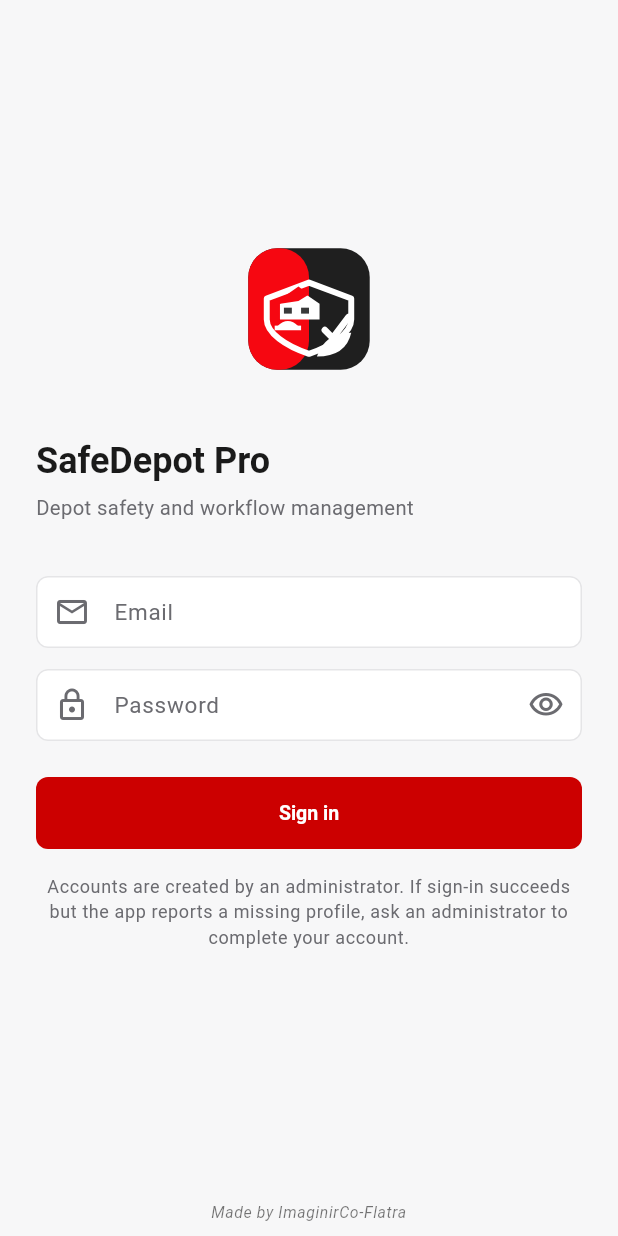
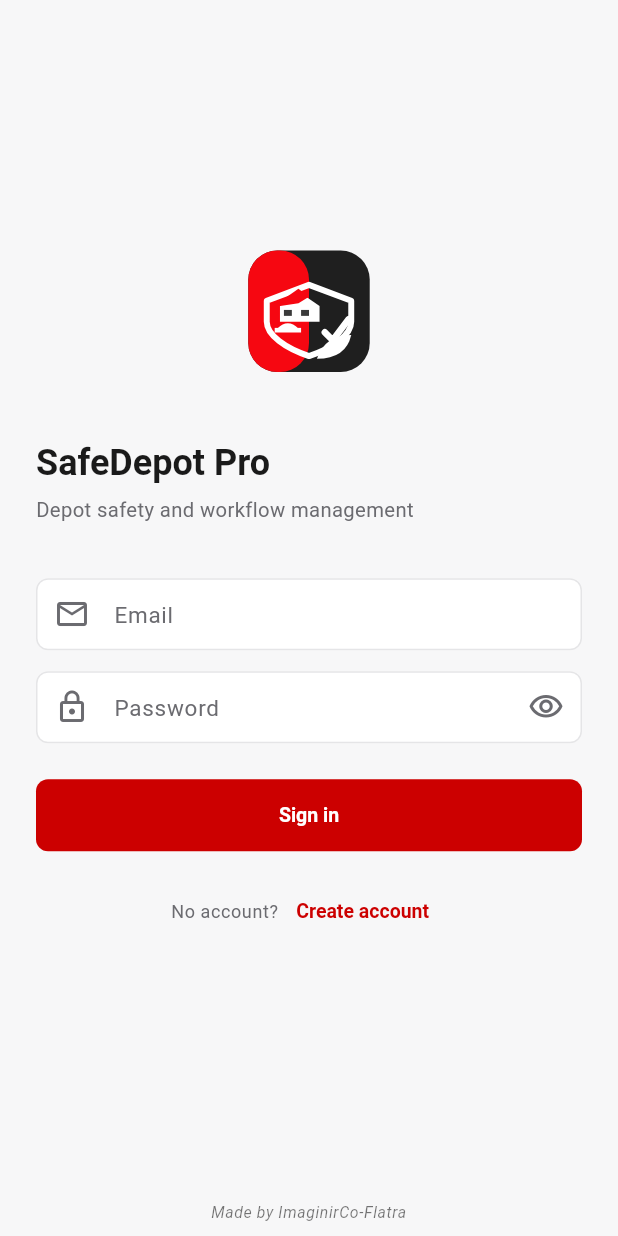
Before and after one commit to Clintoniwoloma001/SafeDepotPro, a Flutter app: the LoginScreen screen opened directly, on a phone screen of 412 x 824 dp. Run offline on Flutter 3.47's test engine with Material 3 defaults, Android fonts, the phone set to English and light mode, and no system bars; our stand-ins replace flutter_local_notifications, flutter_riverpod, flutter_secure_storage, geolocator, go_router, image_picker and 7 more; missing offline and left inert: shorebird_code_push; accounts and stored records are empty.

Commit message:
feat: signup restriction, user approval, user management performance

```diff
--- a/lib/features/auth/login_screen.dart
+++ b/lib/features/auth/login_screen.dart
@@ -4,6 +4,7 @@
 // Contact: +2349025975247
 import 'package:flutter/material.dart';
 import 'package:flutter_riverpod/flutter_riverpod.dart';
+import 'package:go_router/go_router.dart';
 
 import '../../core/branding/app_logo.dart';
 import '../../core/branding/build_integrity.dart';
@@ -11,6 +12,7 @@ import '../../core/branding/credit_footer.dart';
 import '../../data/repositories/auth_repository.dart';
 import '../../providers/providers.dart';
 import '../shared/ui_kit.dart';
+import '../../core/router/routes.dart';
 
 /// Email/password sign-in.
 ///
@@ -165,14 +167,18 @@ class _LoginScreenState extends ConsumerState<LoginScreen> {
                         : const Text('Sign in'),
                   ),
                   const SizedBox(height: 16),
-                  Text(
-                    'Accounts are created by an administrator. If sign-in '
-                    'succeeds but the app reports a missing profile, ask an '
-                    'administrator to complete your account.',
-                    style: theme.textTheme.bodySmall?.copyWith(
-                      color: theme.colorScheme.onSurfaceVariant,
-                    ),
-                    textAlign: TextAlign.center,
+                  Row(
+                    mainAxisAlignment: MainAxisAlignment.center,
+                    children: [
+                      Text('No account?',
+                          style: theme.textTheme.bodySmall?.copyWith(
+                            color: theme.colorScheme.onSurfaceVariant,
+                          )),
+                      TextButton(
+                        onPressed: () => context.go(Routes.signup),
+                        child: const Text('Create account'),
+                      ),
+                    ],
                   ),
                     ],
                   ),
--- a/lib/features/auth/signup_screen.dart
+++ b/lib/features/auth/signup_screen.dart
@@ -135,8 +135,9 @@ class _SignupScreenState extends ConsumerState<SignupScreen> {
             ),
             validator: (v) {
               if (v == null || v.trim().isEmpty) return 'Enter your email address.';
-              if (!v.contains('@') || !v.contains('.')) {
-                return 'Enter a valid email address.';
+              final email = v.trim().toLowerCase();
+              if (!email.endsWith('@ng.huaxin.com')) {
+                return 'Only @ng.huaxin.com email addresses are allowed.';
               }
               return null;
             },
```
Also changed, not shown: lib/data/repositories/auth_repository.dart (+12 -2 lines), lib/features/user_management/user_management_screen.dart (+52 -0 lines), 1 other file.
